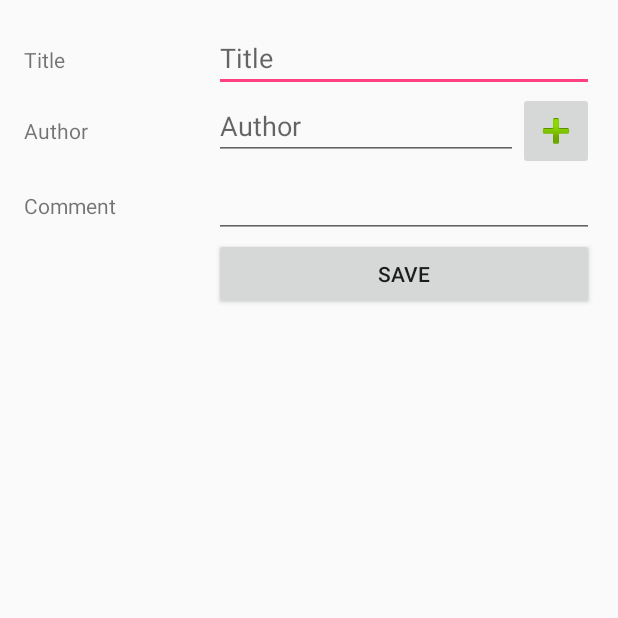
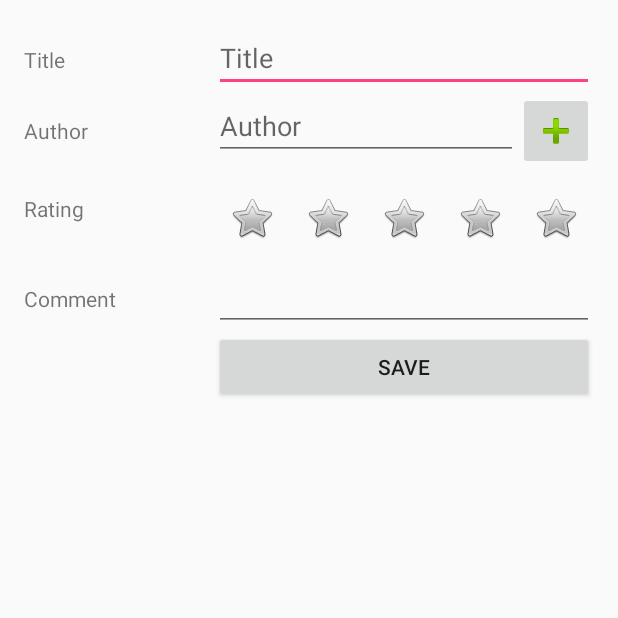
Before and after one commit to allambin/myratedlibrary, an Android app: the BookEditorActivity screen opened directly, with no data from a screen before it, on a phone screen of 412 x 824 dp, the top half of it. Run offline under Robolectric (Android 15) with nearby library versions, the phone set to English and light mode, and no system bars.

Commit message:
add a rating system for the books

```diff
--- a/app/src/main/java/com/inextends/myratedlibrary/BookCursorAdapter.java
+++ b/app/src/main/java/com/inextends/myratedlibrary/BookCursorAdapter.java
@@ -18,6 +18,7 @@ public class BookCursorAdapter extends CursorAdapter {
     private static final String TAG = "BookCursorAdapter";
     private ArrayList<Long> mHiddenItems = new ArrayList<>();
     private int mParentViewId;
+    private StarsHandler mStarsHandler = new StarsHandler();
 
     public BookCursorAdapter(Context context, Cursor c) {
         super(context, c, 0);
@@ -61,9 +62,11 @@ public class BookCursorAdapter extends CursorAdapter {
         mHiddenItems.add(currentBookId);
 
         String title = cursor.getString(cursor.getColumnIndexOrThrow(BookContract.BookEntry.COLUMN_TITLE));
+        int rating = cursor.getInt(cursor.getColumnIndexOrThrow(BookContract.BookEntry.COLUMN_RATING));
         String authorName = cursor.getString(cursor.getColumnIndexOrThrow(AuthorContract.AuthorEntry.COLUMN_NAME));
         ArrayList<String> authorsNames = new ArrayList<>();
         authorsNames.add(authorName);
+        mStarsHandler.setStarsImageViews(view);
 
         boolean moveToNext = true;
         while (moveToNext && cursor.moveToNext()) {
@@ -83,5 +86,7 @@ public class BookCursorAdapter extends CursorAdapter {
             String[] authorsNamesArray = authorsNames.toArray(new String[0]);
             authorNameTextView.setText(ArrayUtils.implode(authorsNamesArray));
         }
+
+        mStarsHandler.displayStarsStatus(rating);
     }
 }
--- a/app/src/main/java/com/inextends/myratedlibrary/BookEditorActivity.java
+++ b/app/src/main/java/com/inextends/myratedlibrary/BookEditorActivity.java
@@ -40,6 +40,7 @@ public class BookEditorActivity extends AppCompatActivity implements LoaderManag
     private Uri mCurrentBookUri;
     private static final int EXISTING_BOOK_LOADER_ID = 2;
     private ArrayList<EditText> mAuthorNameEditTexts = new ArrayList<>();
+    private StarsHandler mStarsHandler = new StarsHandler();
 
     SimpleCursorAdapter mAuthorAutocompleteAdapter;
 
@@ -63,6 +64,10 @@ public class BookEditorActivity extends AppCompatActivity implements LoaderManag
         mContainerAuthor = (LinearLayout) findViewById(R.id.container_author);
 
         mAuthorNameEditTexts.add(mBookAuthorNameAutocomplete);
+
+        View rootView = findViewById(android.R.id.content);
+        mStarsHandler.setStarsImageViews(rootView);
+        mStarsHandler.handleStarsClick();
 
         int[] to = new int[]{R.id.text_author_name};
         String[] from = new String[]{AuthorContract.AuthorEntry.COLUMN_NAME};
@@ -145,6 +150,7 @@ public class BookEditorActivity extends AppCompatActivity implements LoaderManag
         ContentValues values = new ContentValues();
         values.put(BookContract.BookEntry.COLUMN_TITLE, title);
         values.put(BookContract.BookEntry.COLUMN_COMMENT, comment);
+        values.put(BookContract.BookEntry.COLUMN_RATING, mStarsHandler.getStarsCount());
         values.put(AuthorContract.AuthorEntry.COLUMN_NAME, authorsNamesString);
 
         if (mCurrentBookUri == null) {
@@ -212,11 +218,13 @@ public class BookEditorActivity extends AppCompatActivity implements LoaderManag
 
         if (cursor.moveToFirst()) {
             String title = cursor.getString(cursor.getColumnIndexOrThrow(BookContract.BookEntry.COLUMN_TITLE));
+            int rating = cursor.getInt(cursor.getColumnIndexOrThrow(BookContract.BookEntry.COLUMN_RATING));
             String comment = cursor.getString(cursor.getColumnIndexOrThrow(BookContract.BookEntry.COLUMN_COMMENT));
             String authorName = cursor.getString(cursor.getColumnIndexOrThrow(AuthorContract.AuthorEntry.COLUMN_NAME));
             mBookTitleEditText.setText(title);
             mBookCommentEditText.setText(comment);
             authorsNames.add(authorName);
+            mStarsHandler.displayStarsStatus(rating);
         }
 
         String[] authorsNamesArray = BookCursorUtils.getNextAuthorsNames(cursor, authorsNames);
--- /dev/null
+++ b/app/src/main/java/com/inextends/myratedlibrary/StarsHandler.java
@@ -0,0 +1,73 @@
+package com.inextends.myratedlibrary;
+
+import android.view.View;
+import android.widget.ImageView;
+
+import java.util.ArrayList;
+
+class StarsHandler {
+    private int mCount;
+    private ArrayList<ImageView> mStarsImageViews = new ArrayList<>();
+
+    public int getStarsCount() {
+        return mCount;
+    }
+
+    public void setStarsImageViews(View view) {
+        mStarsImageViews.add((ImageView) view.findViewById(R.id.image_star_1));
+        mStarsImageViews.add((ImageView) view.findViewById(R.id.image_star_2));
+        mStarsImageViews.add((ImageView) view.findViewById(R.id.image_star_3));
+        mStarsImageViews.add((ImageView) view.findViewById(R.id.image_star_4));
+        mStarsImageViews.add((ImageView) view.findViewById(R.id.image_star_5));
+    }
+
+    private void switchStarsStatus() {
+        for (int i = 0; i < mCount; i++) {
+            mStarsImageViews.get(i).setImageResource(android.R.drawable.btn_star_big_on);
+        }
+        for (int i = mCount; i < mStarsImageViews.size(); i++) {
+            mStarsImageViews.get(i).setImageResource(android.R.drawable.btn_star_big_off);
+        }
+    }
+
+    public void handleStarsClick() {
+        for (int i = 0; i < mStarsImageViews.size(); i++) {
+            mStarsImageViews.get(i).setOnClickListener(new View.OnClickListener() {
+                @Override
+                public void onClick(View view) {
+                    switch (view.getId()) {
+                        case R.id.image_star_1:
+                            mCount = 1;
+                            break;
+                        case R.id.image_star_2:
+                            mCount = 2;
+                            break;
+                        case R.id.image_star_3:
+                            mCount = 3;
+                            break;
+                        case R.id.image_star_4:
+                            mCount = 4;
+                            break;
+                        case R.id.image_star_5:
+                            mCount = 5;
+                            break;
+                    }
+                    switchStarsStatus();
+                }
+            });
+        }
+    }
+
+    public void displayStarsStatus(int rating) {
+        for (int i = 0; i < mStarsImageViews.size(); i++) {
+            if (mStarsImageViews.get(i) == null) {
+                continue;
+            }
+            if (i < rating) {
+                mStarsImageViews.get(i).setImageResource(android.R.drawable.btn_star_big_on);
+            } else {
+                mStarsImageViews.get(i).setImageResource(android.R.drawable.btn_star_big_off);
+            }
+        }
+    }
+}
--- a/app/src/main/java/com/inextends/myratedlibrary/data/BookContract.java
+++ b/app/src/main/java/com/inextends/myratedlibrary/data/BookContract.java
@@ -19,6 +19,7 @@ public class BookContract {
         public static final String TABLE_NAME = "books";
         public static final String COLUMN_TITLE = "title";
         public static final String COLUMN_COMMENT = "comment";
+        public static final String COLUMN_RATING = "rating";
 
         public static final String CONTENT_LIST_TYPE =
                 ContentResolver.CURSOR_DIR_BASE_TYPE + "/" + CONTENT_AUTHORITY + "/" + PATH_BOOKS;
--- a/app/src/main/java/com/inextends/myratedlibrary/data/BookDbHelper.java
+++ b/app/src/main/java/com/inextends/myratedlibrary/data/BookDbHelper.java
@@ -40,6 +40,10 @@ public class BookDbHelper extends SQLiteOpenHelper {
                     "REFERENCES " + AuthorContract.AuthorEntry.TABLE_NAME + "(" + AuthorContract.AuthorEntry._ID + ")" +
                     "CONSTRAINT unique_fks UNIQUE(" + BookAuthorContract.BookAuthorEntry.COLUMN_BOOK_ID + ", " + BookAuthorContract.BookAuthorEntry.COLUMN_AUTHOR_ID + "))";
 
+    private static final String SQL_ADD_RATING_COLUMN =
+            "ALTER TABLE " + BookContract.BookEntry.TABLE_NAME + " ADD COLUMN " +
+                    BookContract.BookEntry.COLUMN_RATING + " INTEGER NOT NULL DEFAULT 0";
+
     public BookDbHelper(Context context) {
         super(context, DATABASE_NAME, null, DATABASE_VERSION);
     }
@@ -54,6 +58,11 @@ public class BookDbHelper extends SQLiteOpenHelper {
         }
         sqLiteDatabase.execSQL(SQL_CREATE_AUTHORS_TABLE);
         sqLiteDatabase.execSQL(SQL_CREATE_BOOKS_AUTHORS_TABLE);
+        try {
+            sqLiteDatabase.execSQL(SQL_ADD_RATING_COLUMN);
+        } catch (SQLException e) {
+            Log.d(TAG, "onCreate: could not add comment rating, is probably already there");
+        }
     }
 
     @Override
--- a/app/src/main/java/com/inextends/myratedlibrary/data/BookProvider.java
+++ b/app/src/main/java/com/inextends/myratedlibrary/data/BookProvider.java
@@ -51,7 +51,8 @@ public class BookProvider extends ContentProvider {
         int match = sUriMatcher.match(uri);
         switch (match) {
             case BOOKS: {
-                String sql = "SELECT b." + BookContract.BookEntry._ID + " as _id, " + BookContract.BookEntry.COLUMN_TITLE + ", " + AuthorContract.AuthorEntry.COLUMN_NAME + " " +
+                String sql = "SELECT b." + BookContract.BookEntry._ID + " as _id, " + BookContract.BookEntry.COLUMN_TITLE + ", " +
+                        BookContract.BookEntry.COLUMN_RATING + ", " + AuthorContract.AuthorEntry.COLUMN_NAME + " " +
                         "FROM " + BookContract.BookEntry.TABLE_NAME + " as b " +
                         "INNER JOIN " + BookAuthorContract.BookAuthorEntry.TABLE_NAME + " as ba " +
                         "ON ba." + BookAuthorContract.BookAuthorEntry.COLUMN_BOOK_ID + " = b." + BookAuthorContract.BookAuthorEntry._ID + " " +
@@ -65,7 +66,7 @@ public class BookProvider extends ContentProvider {
                 //selection = BookContract.BookEntry._ID + "=?";
                 selectionArgs = new String[]{String.valueOf(ContentUris.parseId(uri))};
                 String sql = "SELECT b." + BookContract.BookEntry._ID + " as _id, " + BookContract.BookEntry.COLUMN_TITLE + ", " +
-                        AuthorContract.AuthorEntry.COLUMN_NAME + ", " + BookContract.BookEntry.COLUMN_COMMENT + " " +
+                        BookContract.BookEntry.COLUMN_RATING + ", " + AuthorContract.AuthorEntry.COLUMN_NAME + ", " + BookContract.BookEntry.COLUMN_COMMENT + " " +
                         "FROM " + BookContract.BookEntry.TABLE_NAME + " as b " +
                         "INNER JOIN " + BookAuthorContract.BookAuthorEntry.TABLE_NAME + " as ba " +
                         "ON ba." + BookAuthorContract.BookAuthorEntry.COLUMN_BOOK_ID + " = b." + BookAuthorContract.BookAuthorEntry._ID + " " +
--- a/app/src/main/res/layout/activity_book_editor.xml
+++ b/app/src/main/res/layout/activity_book_editor.xml
@@ -78,6 +78,63 @@
     <LinearLayout
         android:layout_width="match_parent"
         android:layout_height="wrap_content"
+        android:layout_marginTop="16dp"
+        android:orientation="horizontal">
+
+        <TextView
+            android:id="@+id/textView3"
+            android:layout_width="0dp"
+            android:layout_height="wrap_content"
+            android:layout_weight="1"
+            android:text="@string/rating" />
+
+        <LinearLayout
+            android:layout_width="0dp"
+            android:layout_height="46dp"
+            android:layout_weight="2"
+            android:orientation="horizontal">
+
+            <ImageView
+                android:id="@+id/image_star_1"
+                android:layout_width="wrap_content"
+                android:layout_height="wrap_content"
+                android:layout_weight="1"
+                app:srcCompat="@android:drawable/btn_star_big_off" />
+
+            <ImageView
+                android:id="@+id/image_star_2"
+                android:layout_width="wrap_content"
+                android:layout_height="wrap_content"
+                android:layout_weight="1"
+                app:srcCompat="@android:drawable/btn_star_big_off" />
+
+            <ImageView
+                android:id="@+id/image_star_3"
+                android:layout_width="wrap_content"
+                android:layout_height="wrap_content"
+                android:layout_weight="1"
+                app:srcCompat="@android:drawable/btn_star_big_off" />
+
+            <ImageView
+                android:id="@+id/image_star_4"
+                android:layout_width="wrap_content"
+                android:layout_height="wrap_content"
+                android:layout_weight="1"
+                app:srcCompat="@android:drawable/btn_star_big_off" />
+
+            <ImageView
+                android:id="@+id/image_star_5"
+                android:layout_width="wrap_content"
+                android:layout_height="wrap_content"
+                android:layout_weight="1"
+                app:srcCompat="@android:drawable/btn_star_big_off" />
+        </LinearLayout>
+
+    </LinearLayout>
+
+    <LinearLayout
+        android:layout_width="match_parent"
+        android:layout_height="wrap_content"
         android:orientation="horizontal">
 
         <TextView
--- a/app/src/main/res/values/strings.xml
+++ b/app/src/main/res/values/strings.xml
@@ -6,6 +6,7 @@
     <string name="author">Author</string>
     <string name="comment">Comment</string>
     <string name="name">Name</string>
+    <string name="rating">Rating</string>
     <string name="save">Save</string>
     <string name="delete">Delete</string>
     <string name="insert_book_failure">Could not insert book</string>
```
Also changed, not shown: app/src/main/res/layout/book_item.xml (+45 -5 lines).
